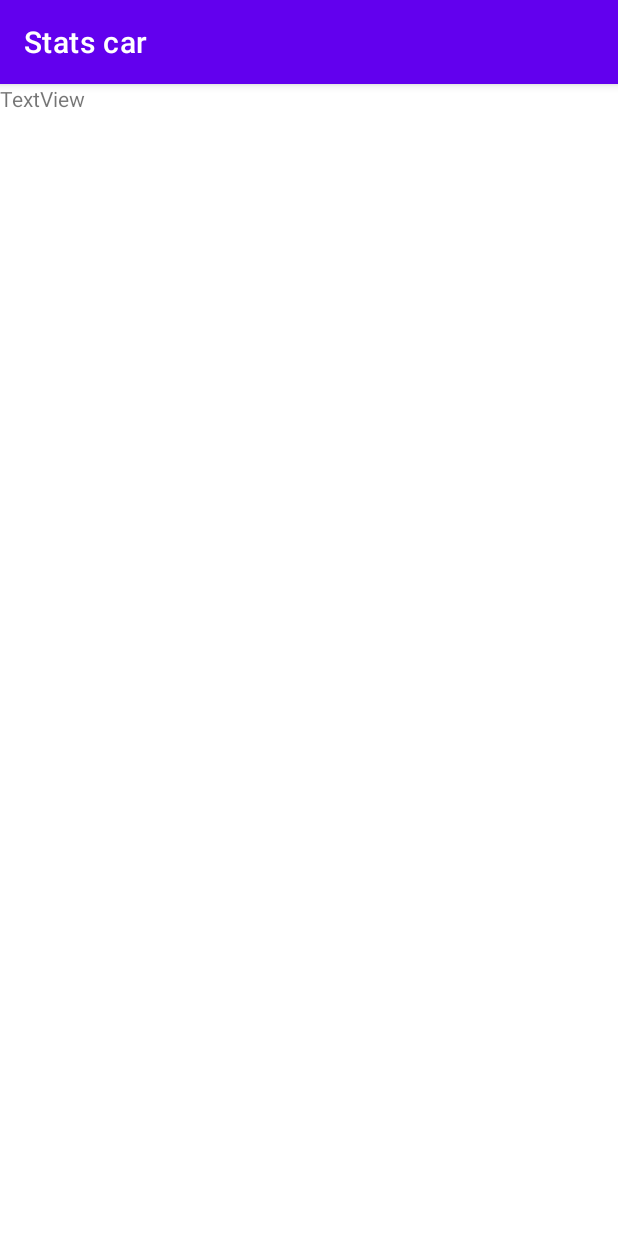
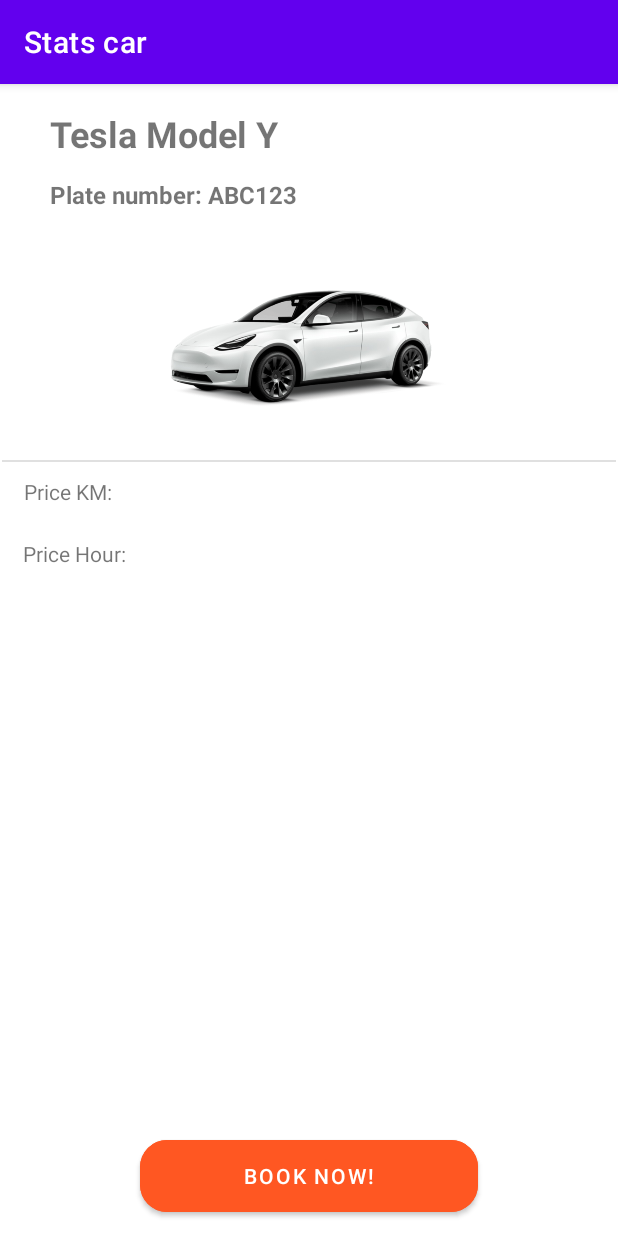
Before and after one commit to aldobushaj/prog_mobile, an Android app: the StatsCarActivity screen opened directly, with no data from a screen before it, on a phone screen of 412 x 824 dp. Run offline under Robolectric (Android 15) with nearby library versions, the phone set to English and light mode, and no system bars; network calls fail.

Commit message:
Aggiunta StatsCarActivity

```diff
--- a/WeatherAPIApp/app/src/main/java/com/example/weatherapiapp/BookRide.java
+++ b/WeatherAPIApp/app/src/main/java/com/example/weatherapiapp/BookRide.java
@@ -23,7 +23,7 @@ public class BookRide extends AppCompatActivity {
         // ---- assign values to each control of the layout----
         //Buttons
         SearchRideButton = findViewById(R.id.SearchRideButton);
-        BookRideButton = findViewById(R.id.BookRideButton);
+        BookRideButton = findViewById(R.id.bookRideButton);
 
         // Text Views
         UserNameTextView = findViewById(R.id.UserNameTextView);
--- a/WeatherAPIApp/app/src/main/java/com/example/weatherapiapp/StatsCarActivity.java
+++ b/WeatherAPIApp/app/src/main/java/com/example/weatherapiapp/StatsCarActivity.java
@@ -2,14 +2,45 @@ package com.example.weatherapiapp;
 
 import androidx.appcompat.app.AppCompatActivity;
 
+import android.graphics.Typeface;
 import android.os.Bundle;
+import android.widget.Button;
+import android.widget.EditText;
+import android.widget.ImageView;
+import android.widget.ListView;
+import android.widget.TextView;
 
 public class StatsCarActivity extends AppCompatActivity {
+
+    TextView carName, carPlateNumber, priceHour, priceKM;
+    Button bookRideButton;
+    ListView commentSection;
+    ImageView carImage;
 
     @Override
     protected void onCreate(Bundle savedInstanceState) {
         super.onCreate(savedInstanceState);
         setContentView(R.layout.activity_stats_car);
         setTitle("Stats car");
+
+        // ---- assign values to each control of the layout----
+        carName = findViewById(R.id.carName);
+        carPlateNumber = findViewById(R.id.carPlateNumber);
+        priceHour = findViewById(R.id.priceHour);
+        priceKM = findViewById(R.id.priceKM);
+        bookRideButton = findViewById(R.id.bookRideButton);
+        commentSection = findViewById(R.id.commentSection);
+        carImage = findViewById(R.id.carImage);
+
+
+        // modify text
+        carName.setText("Tesla Model Y");
+        carPlateNumber.setText("Plate number: ABC123");
+
+
+        //carName.setTypeface(null, Typeface.BOLD_ITALIC);
+        //carName.setTypeface(null, Typeface.BOLD);
+        //carName.setTypeface(null, Typeface.ITALIC);
+        //carName.setTypeface(null, Typeface.NORMAL);
     }
 }
--- a/WeatherAPIApp/app/src/main/res/layout/activity_book_ride.xml
+++ b/WeatherAPIApp/app/src/main/res/layout/activity_book_ride.xml
@@ -16,7 +16,7 @@
         android:backgroundTint="#673AB7"
         android:text="@string/search_button_en"
         app:cornerRadius="18dp"
-        app:layout_constraintBottom_toTopOf="@+id/BookRideButton"
+        app:layout_constraintBottom_toTopOf="@+id/bookRideButton"
         app:layout_constraintEnd_toEndOf="parent"
         app:rippleColor="#FF7043"
         app:strokeColor="#ff7043" />
@@ -28,7 +28,7 @@
         android:hint="10"
         android:textColor="#232323"
         android:textSize="16sp"
-        app:layout_constraintBottom_toBottomOf="@+id/BookRideButton"
+        app:layout_constraintBottom_toBottomOf="@+id/bookRideButton"
         app:layout_constraintEnd_toEndOf="parent"
         app:layout_constraintHorizontal_bias="0.262"
         app:layout_constraintStart_toStartOf="parent"
@@ -69,7 +69,7 @@
         android:text="@string/price_km_text_it"
         android:textColor="#2196F3"
         android:textSize="20sp"
-        app:layout_constraintBottom_toBottomOf="@+id/BookRideButton"
+        app:layout_constraintBottom_toBottomOf="@+id/bookRideButton"
         app:layout_constraintEnd_toEndOf="parent"
         app:layout_constraintHorizontal_bias="0.201"
         app:layout_constraintStart_toStartOf="parent"
@@ -147,7 +147,7 @@
         android:text="@string/price_km_text_it"
         android:textColor="#2196F3"
         android:textSize="20sp"
-        app:layout_constraintBottom_toBottomOf="@+id/BookRideButton"
+        app:layout_constraintBottom_toBottomOf="@+id/bookRideButton"
         app:layout_constraintEnd_toEndOf="parent"
         app:layout_constraintHorizontal_bias="0.176"
         app:layout_constraintStart_toStartOf="parent"
@@ -159,7 +159,7 @@
         android:layout_width="372dp"
         android:layout_height="166dp"
         android:backgroundTint="#FFFFFF"
-        app:layout_constraintBottom_toTopOf="@+id/BookRideButton"
+        app:layout_constraintBottom_toTopOf="@+id/bookRideButton"
         app:layout_constraintEnd_toEndOf="parent"
         app:layout_constraintHorizontal_bias="0.589"
         app:layout_constraintStart_toStartOf="parent"
@@ -167,7 +167,7 @@
         app:layout_constraintVertical_bias="0.95" />
 
     <Button
-        android:id="@+id/BookRideButton"
+        android:id="@+id/bookRideButton"
         android:layout_width="225dp"
         android:layout_height="60dp"
         android:backgroundTint="#FF5722"
--- a/WeatherAPIApp/app/src/main/res/layout/activity_stats_car.xml
+++ b/WeatherAPIApp/app/src/main/res/layout/activity_stats_car.xml
@@ -7,10 +7,110 @@
     tools:context=".StatsCarActivity">
 
     <TextView
-        android:id="@+id/textView2"
-        android:layout_width="132dp"
-        android:layout_height="51dp"
+        android:id="@+id/priceHour"
+        android:layout_width="wrap_content"
+        android:layout_height="wrap_content"
+        android:text="Price Hour: "
+        android:textStyle="normal"
+        app:layout_constraintBottom_toBottomOf="parent"
+        app:layout_constraintEnd_toEndOf="parent"
+        app:layout_constraintHorizontal_bias="0.045"
+        app:layout_constraintStart_toStartOf="parent"
+        app:layout_constraintTop_toBottomOf="@+id/priceKM"
+        app:layout_constraintVertical_bias="0.047" />
+
+    <TextView
+        android:id="@+id/carPlateNumber"
+        android:layout_width="233dp"
+        android:layout_height="46dp"
+        android:background="#FFFFFF"
         android:text="TextView"
-        tools:layout_editor_absoluteX="77dp"
-        tools:layout_editor_absoluteY="79dp" />
+        android:textSize="16sp"
+        android:textStyle="bold"
+        app:layout_constraintBottom_toBottomOf="parent"
+        app:layout_constraintEnd_toEndOf="parent"
+        app:layout_constraintHorizontal_bias="0.185"
+        app:layout_constraintStart_toStartOf="parent"
+        app:layout_constraintTop_toBottomOf="@+id/carName"
+        app:layout_constraintVertical_bias="0.0" />
+
+    <TextView
+        android:id="@+id/carName"
+        android:layout_width="233dp"
+        android:layout_height="46dp"
+        android:background="#FFFFFF"
+        android:text="TextView"
+        android:textSize="24sp"
+        android:textStyle="bold"
+        app:layout_constraintBottom_toBottomOf="parent"
+        app:layout_constraintEnd_toEndOf="parent"
+        app:layout_constraintHorizontal_bias="0.185"
+        app:layout_constraintStart_toStartOf="parent"
+        app:layout_constraintTop_toTopOf="parent"
+        app:layout_constraintVertical_bias="0.023" />
+
+    <ImageView
+        android:id="@+id/carImage"
+        android:layout_width="187dp"
+        android:layout_height="136dp"
+        app:layout_constraintBottom_toBottomOf="parent"
+        app:layout_constraintEnd_toEndOf="parent"
+        app:layout_constraintStart_toStartOf="parent"
+        app:layout_constraintTop_toBottomOf="@+id/carPlateNumber"
+        app:layout_constraintVertical_bias="0.0"
+        app:srcCompat="@drawable/tesla_model_y" />
+
+    <TextView
+        android:id="@+id/priceKM"
+        android:layout_width="wrap_content"
+        android:layout_height="wrap_content"
+        android:layout_marginTop="10dp"
+        android:text="Price KM: "
+        android:textStyle="normal"
+        app:layout_constraintBottom_toBottomOf="parent"
+        app:layout_constraintEnd_toEndOf="parent"
+        app:layout_constraintHorizontal_bias="0.045"
+        app:layout_constraintStart_toStartOf="parent"
+        app:layout_constraintTop_toBottomOf="@+id/divider"
+        app:layout_constraintVertical_bias="0.0" />
+
+    <View
+        android:id="@+id/divider"
+        android:layout_width="409dp"
+        android:layout_height="1dp"
+        android:layout_marginTop="6dp"
+        android:background="?android:attr/listDivider"
+        app:layout_constraintBottom_toBottomOf="parent"
+        app:layout_constraintEnd_toEndOf="parent"
+        app:layout_constraintStart_toStartOf="parent"
+        app:layout_constraintTop_toBottomOf="@+id/carImage"
+        app:layout_constraintVertical_bias="0.0" />
+
+    <ListView
+        android:id="@+id/commentSection"
+        android:layout_width="328dp"
+        android:layout_height="269dp"
+        app:layout_constraintBottom_toBottomOf="parent"
+        app:layout_constraintEnd_toEndOf="parent"
+        app:layout_constraintHorizontal_bias="0.493"
+        app:layout_constraintStart_toStartOf="parent"
+        app:layout_constraintTop_toBottomOf="@+id/divider"
+        app:layout_constraintVertical_bias="0.573"
+        tools:ignore="SpeakableTextPresentCheck">
+    </ListView>
+
+    <Button
+        android:id="@+id/bookRideButton"
+        android:layout_width="225dp"
+        android:layout_height="60dp"
+        android:layout_marginBottom="10dp"
+        android:backgroundTint="#FF5722"
+        android:text="@string/book_now_button_en"
+        app:cornerRadius="18dp"
+        app:layout_constraintBottom_toBottomOf="parent"
+        app:layout_constraintEnd_toEndOf="parent"
+        app:layout_constraintStart_toStartOf="parent"
+        app:strokeColor="#673AB7" />
+
+
 </androidx.constraintlayout.widget.ConstraintLayout>
```
Also changed, not shown: WeatherAPIApp/app/src/main/res/drawable/tesla_model_y.png (added).
